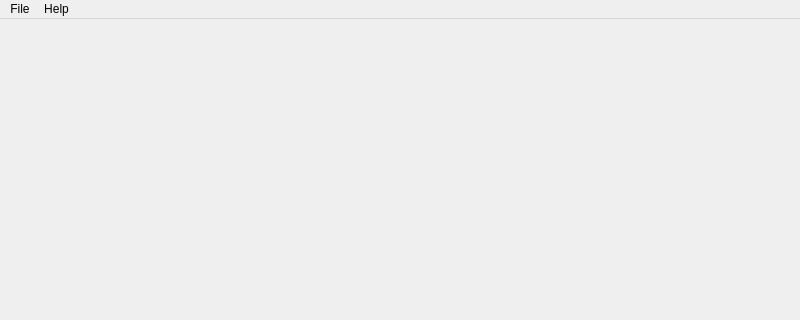
Old version of the form client/ui/mainwindow.ui in the repository greghaynes/BeagleDrone; both pictures show x 0 to 800 and y 0 to 320 of the 800 by 596 pixel window.
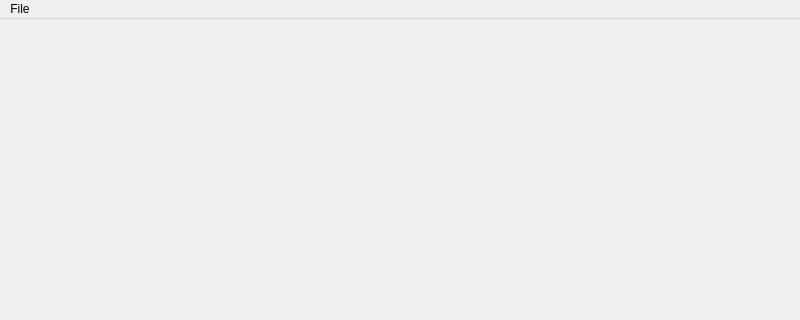
New version of the form.

Commit message: Configure joysticks inits joysticks dialog

```diff
--- a/client/ui/mainwindow.ui
+++ b/client/ui/mainwindow.ui
@@ -27,15 +27,9 @@
     <property name="title">
      <string>File</string>
     </property>
-   </widget>
-   <widget class="QMenu" name="menuHelp">
-    <property name="title">
-     <string>Help</string>
-    </property>
-    <addaction name="actionAbout"/>
+    <addaction name="actionSelectJoystick"/>
    </widget>
    <addaction name="menuFile"/>
-   <addaction name="menuHelp"/>
   </widget>
   <widget class="QStatusBar" name="statusbar"/>
   <action name="actionAbout">
```
Left out of the diff: 5 changed lines with no effect on the pictures. The commit also changes 2 other files.
